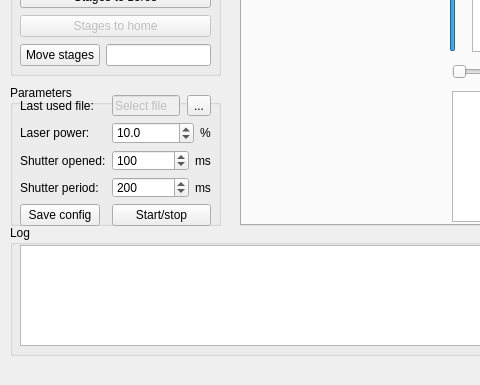
The window that ui/IM.ui (al509/LabSoft) describes before a commit, drawn with Qt 5; both pictures show x 0 to 480 and y 215 to 600 of the 800 by 600 pixel window.
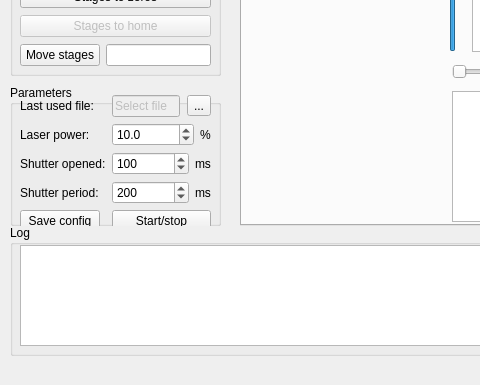
The same window after the commit. The open tabs and pages were chosen to show the change.

Commit message: Bug with out of boudns y fixed

```diff
--- a/ui/IM.ui
+++ b/ui/IM.ui
@@ -163,7 +163,7 @@
        <x>10</x>
        <y>10</y>
        <width>191</width>
-       <height>131</height>
+       <height>139</height>
       </rect>
      </property>
      <layout class="QFormLayout" name="ParametersLayout">
```
Left out of the diff: 6 changed lines with no effect on the pictures. The commit also changes 1 other file.
